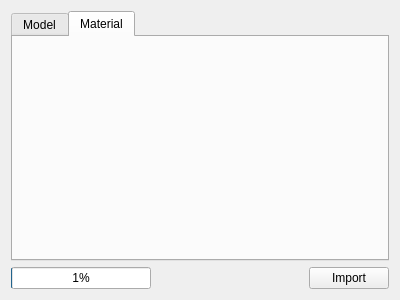
Qt form src/studio/import_asset_dialog.ui (nem0/LumixEngine) before a commit.
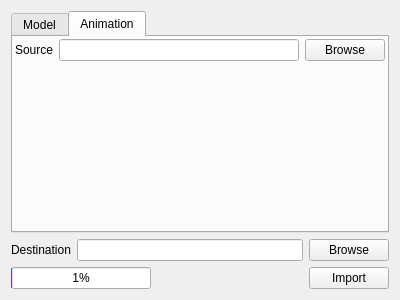
The same form after that commit. The open tabs and pages were chosen to show the change. Custom widgets are drawn as their Qt base class.

Commit message: Import asset dialog - Blender

Patch:
```diff
--- a/src/studio/import_asset_dialog.ui
+++ b/src/studio/import_asset_dialog.ui
@@ -44,35 +44,18 @@
          <property name="spacing">
           <number>0</number>
          </property>
-         <item row="2" column="0">
-          <widget class="QLabel" name="label_2">
-           <property name="text">
-            <string>Destination</string>
-           </property>
-          </widget>
-         </item>
-         <item row="1" column="2">
-          <widget class="QPushButton" name="browseSourceButton">
-           <property name="text">
-            <string>Browse</string>
-           </property>
-          </widget>
-         </item>
-         <item row="1" column="1">
-          <widget class="FilePathEdit" name="sourceInput"/>
-         </item>
-         <item row="1" column="0">
+         <item>
           <widget class="QLabel" name="label">
            <property name="text">
             <string>Source</string>
            </property>
           </widget>
          </item>
-         <item row="2" column="1">
-          <widget class="QLineEdit" name="destinationInput"/>
+         <item>
+          <widget class="FilePathEdit" name="sourceInput"/>
          </item>
-         <item row="2" column="2">
-          <widget class="QPushButton" name="browseDestinationButton">
+         <item>
+          <widget class="QPushButton" name="browseSourceButton">
            <property name="text">
             <string>Browse</string>
            </property>
@@ -123,11 +106,80 @@
      </widget>
      <widget class="QWidget" name="tab_2">
       <attribute name="title">
-       <string>Material</string>
+       <string>Animation</string>
       </attribute>
+      <layout class="QVBoxLayout" name="verticalLayout_3">
+       <property name="leftMargin">
+        <number>2</number>
+       </property>
+       <property name="topMargin">
+        <number>2</number>
+       </property>
+       <property name="rightMargin">
+        <number>2</number>
+       </property>
+       <property name="bottomMargin">
+        <number>2</number>
+       </property>
+       <item>
+        <layout class="QHBoxLayout" name="horizontalLayout_4">
+         <item>
+          <widget class="QLabel" name="label_3">
+           <property name="text">
+            <string>Source</string>
+           </property>
+          </widget>
+         </item>
+         <item>
+          <widget class="FilePathEdit" name="animationSourceInput"/>
+         </item>
+         <item>
+          <widget class="QPushButton" name="browseAnimationSourceButton">
+           <property name="text">
+            <string>Browse</string>
+           </property>
+          </widget>
+         </item>
+        </layout>
+       </item>
+       <item>
+        <spacer name="verticalSpacer_2">
+         <property name="orientation">
+          <enum>Qt::Vertical</enum>
+         </property>
+         <property name="sizeHint" stdset="0">
+          <size>
+           <width>20</width>
+           <height>40</height>
+          </size>
+         </property>
+        </spacer>
+       </item>
+      </layout>
      </widget>
     </widget>
    </item>
+   <item>
+    <layout class="QHBoxLayout" name="horizontalLayout">
+     <item>
+      <widget class="QLabel" name="label_2">
+       <property name="text">
+        <string>Destination</string>
+       </property>
+      </widget>
+     </item>
+     <item>
+      <widget class="QLineEdit" name="destinationInput"/>
+     </item>
+     <item>
+      <widget class="QPushButton" name="browseDestinationButton">
+       <property name="text">
+        <string>Browse</string>
+       </property>
+      </widget>
+     </item>
+    </layout>
+   </item>
    <item>
     <layout class="QHBoxLayout" name="horizontalLayout_2">
      <item>
```
Left out of the diff: 4 changed lines with no effect on the pictures. The commit also changes 5 other files.
